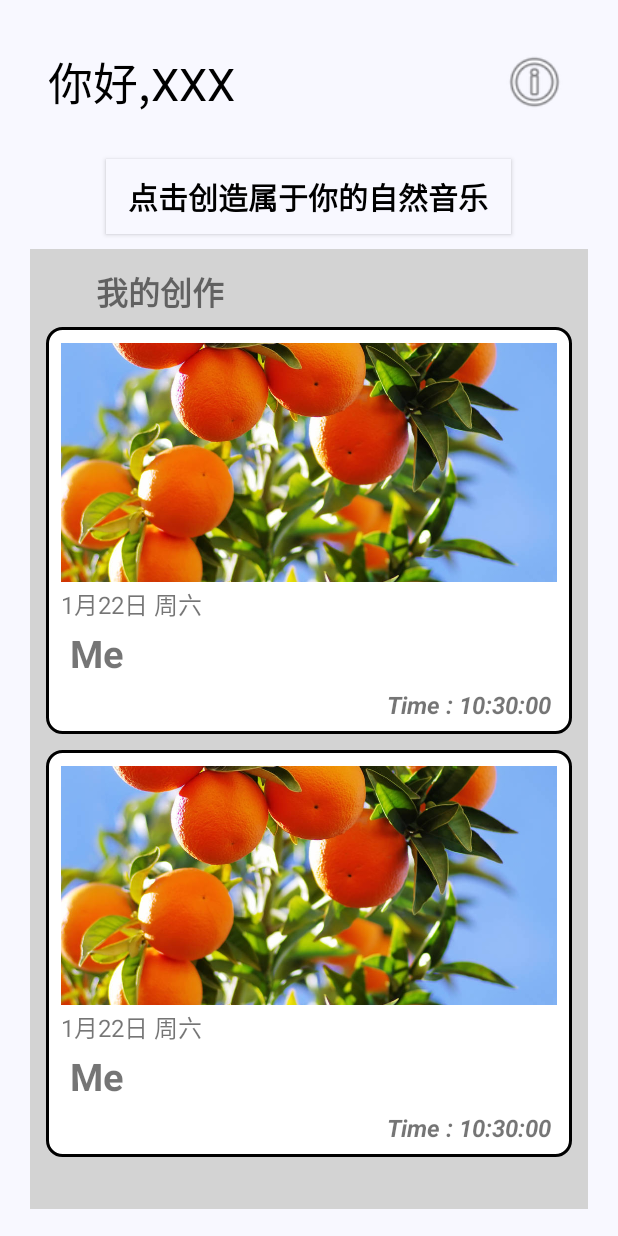
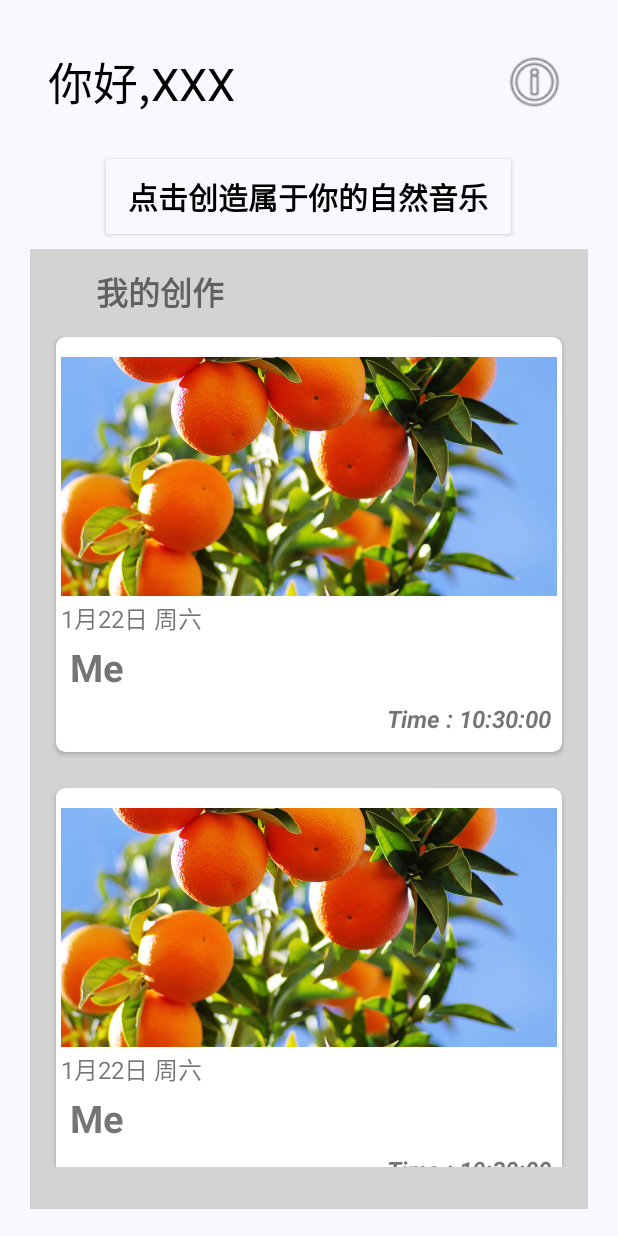
Before and after one commit to JunkFood02/Morii, an Android app: the screen it shows after launch (MainActivity), on a phone screen of 412 x 824 dp. Run offline under Robolectric (Android 15) with nearby library versions, the phone set to English and light mode, and no system bars.

Commit message:
Code refactor, modify cardview_item

```diff
--- a/app/src/main/java/com/hustunique/musica/design/IMixDesign.java
+++ b/app/src/main/java/com/hustunique/musica/design/MixContract.java
@@ -2,7 +2,7 @@ package com.hustunique.musica.design;
 
 import java.util.List;
 
-public interface IMixDesign {
+public interface MixContract {
         interface IPresenter {
 
             List<Integer> getList();
--- a/app/src/main/java/com/hustunique/musica/design/MixModel.java
+++ b/app/src/main/java/com/hustunique/musica/design/MixModel.java
@@ -1,4 +1,4 @@
 package com.hustunique.musica.design;
 
-public class MixModel implements IMixDesign.IModel{
+public class MixModel implements MixContract.IModel{
 }
--- a/app/src/main/java/com/hustunique/musica/design/MixPresenter.java
+++ b/app/src/main/java/com/hustunique/musica/design/MixPresenter.java
@@ -3,11 +3,11 @@ package com.hustunique.musica.design;
 import java.util.ArrayList;
 import java.util.List;
 
-public class MixPresenter implements IMixDesign.IPresenter{
-    private IMixDesign.IView view;
+public class MixPresenter implements MixContract.IPresenter{
+    private MixContract.IView view;
     private final List<Integer> list = new ArrayList<>();
 
-    MixPresenter(IMixDesign.IView view) {
+    MixPresenter(MixContract.IView view) {
         this.view = view;
         initWhiteNoise();
     }
--- a/app/src/main/java/com/hustunique/musica/design/WhiteNoiseAdapter.java
+++ b/app/src/main/java/com/hustunique/musica/design/WhiteNoiseAdapter.java
@@ -27,7 +27,7 @@ public class WhiteNoiseAdapter extends RecyclerView.Adapter<com.hustunique.music
     private View inflater;
 
     //构造方法，传入数据
-    public WhiteNoiseAdapter(Context context, IMixDesign.IPresenter presenter) {
+    public WhiteNoiseAdapter(Context context, MixContract.IPresenter presenter) {
         this.context = context;
         this.list = presenter.getList();
 
--- a/app/src/main/java/com/hustunique/musica/home/IHomePage.java
+++ b/app/src/main/java/com/hustunique/musica/home/HomePageContract.java
@@ -2,7 +2,7 @@ package com.hustunique.musica.home;
 
 import java.util.List;
 
-public interface IHomePage {
+public interface HomePageContract {
     public interface IPresenter
     {
         void getUI();
--- a/app/src/main/java/com/hustunique/musica/home/MainActivity.java
+++ b/app/src/main/java/com/hustunique/musica/home/MainActivity.java
@@ -14,9 +14,9 @@ import com.hustunique.musica.music.MusicSelectActivity;
 import java.util.List;
 
 
-public class MainActivity extends AppCompatActivity implements IHomePage.IView {
+public class MainActivity extends AppCompatActivity implements HomePageContract.IView {
 
-    private IHomePage.IPresenter presenter;
+    private HomePageContract.IPresenter presenter;
     private RecyclerView recyclerView;
     private MusicDiaryAdapter adapter;
 
--- a/app/src/main/java/com/hustunique/musica/home/ModelMain.java
+++ b/app/src/main/java/com/hustunique/musica/home/ModelMain.java
@@ -3,7 +3,7 @@ package com.hustunique.musica.home;
 import java.util.ArrayList;
 import java.util.List;
 
-public class ModelMain implements IHomePage.IModel{
+public class ModelMain implements HomePageContract.IModel{
     private List<MusicDiaryItem> list;
 
     @Override
--- a/app/src/main/java/com/hustunique/musica/home/PresenterMain.java
+++ b/app/src/main/java/com/hustunique/musica/home/PresenterMain.java
@@ -1,10 +1,10 @@
 package com.hustunique.musica.home;
 
-public class PresenterMain implements IHomePage.IPresenter {
-    IHomePage.IView view;
-    IHomePage.IModel model;
+public class PresenterMain implements HomePageContract.IPresenter {
+    HomePageContract.IView view;
+    HomePageContract.IModel model;
 
-    PresenterMain(IHomePage.IView iViewMain){
+    PresenterMain(HomePageContract.IView iViewMain){
         this.view = iViewMain;
         this.model = new ModelMain();
     }
--- a/app/src/main/java/com/hustunique/musica/music/MusicSelectActivity.java
+++ b/app/src/main/java/com/hustunique/musica/music/MusicSelectActivity.java
@@ -24,9 +24,9 @@ import androidx.recyclerview.widget.RecyclerView;
 import com.hustunique.musica.R;
 import com.hustunique.musica.design.MixActivity;
 
-public class MusicSelectActivity extends AppCompatActivity implements IMusicSelect.IView {
+public class MusicSelectActivity extends AppCompatActivity implements MusicSelectContract.IView {
 
-    private IMusicSelect.IPresenter presenter;
+    private MusicSelectContract.IPresenter presenter;
     private static final String TAG = "MusicSelectActivity";
     private TextView textView;
     private TextView Selected;
--- a/app/src/main/java/com/hustunique/musica/music/MusicSelectAdapter.java
+++ b/app/src/main/java/com/hustunique/musica/music/MusicSelectAdapter.java
@@ -7,7 +7,6 @@ import android.view.LayoutInflater;
 import android.view.View;
 import android.view.ViewGroup;
 import android.widget.ImageView;
-import android.widget.TextView;
 
 import androidx.annotation.NonNull;
 import androidx.recyclerview.widget.RecyclerView;
@@ -26,7 +25,7 @@ public class MusicSelectAdapter extends RecyclerView.Adapter<MusicSelectAdapter.
     private View inflater;
 
     //构造方法，传入数据
-    public MusicSelectAdapter(Context context, IMusicSelect.IPresenter presenter) {
+    public MusicSelectAdapter(Context context, MusicSelectContract.IPresenter presenter) {
         this.context = context;
         this.list = presenter.getMusicTabList();
 
--- a/app/src/main/java/com/hustunique/musica/music/IMusicSelect.java
+++ b/app/src/main/java/com/hustunique/musica/music/MusicSelectContract.java
@@ -2,7 +2,7 @@ package com.hustunique.musica.music;
 
 import java.util.List;
 
-public interface IMusicSelect {
+public interface MusicSelectContract {
     interface IPresenter {
         List<MusicTab> getMusicTabList();
         void switchMusic(int position);
--- a/app/src/main/res/layout/cardview_item.xml
+++ b/app/src/main/res/layout/cardview_item.xml
@@ -1,20 +1,29 @@
 <?xml version="1.0" encoding="utf-8"?>
-<LinearLayout xmlns:android="http://schemas.android.com/apk/res/android"
+<androidx.cardview.widget.CardView xmlns:android="http://schemas.android.com/apk/res/android"
     xmlns:app="http://schemas.android.com/apk/res-auto"
     xmlns:tools="http://schemas.android.com/tools"
-    android:orientation="vertical"
+    android:layout_width="match_parent"
+    android:layout_height="wrap_content"
+    android:layout_marginVertical="12dp"
+    android:layout_marginHorizontal="12dp"
+    app:cardCornerRadius="6dp"
+    android:foreground="?android:attr/selectableItemBackground"
+    android:clickable="true"
+    android:focusable="true">
+
+
+    <LinearLayout
+
         android:layout_width="wrap_content"
         android:layout_height="wrap_content"
-    android:background="@drawable/square"
-    android:layout_margin="5dp"
-    >
+        android:padding="3dp"
+        android:orientation="vertical">
 
 
         <ImageView
             android:id="@+id/imageView2"
             android:layout_width="match_parent"
-        android:layout_height="10dp"
-        />
+            android:layout_height="10dp" />
 
         <ImageView
             android:id="@+id/PhotoTitle"
@@ -39,8 +48,8 @@
             android:layout_height="38dp"
             android:layout_gravity="left"
             android:text=" 今天的空气是橘子味的"
-        android:textStyle="bold"
-        android:textSize="25sp" />
+            android:textSize="25sp"
+            android:textStyle="bold" />
 
         <TextView
             android:id="@+id/TextTime"
@@ -55,7 +64,7 @@
         <ImageView
             android:id="@+id/imageView3"
             android:layout_width="match_parent"
-        android:layout_height="5dp"
-        />
+            android:layout_height="5dp" />
 
     </LinearLayout>
+</androidx.cardview.widget.CardView>
```
Also changed, not shown: app/src/main/java/com/hustunique/musica/design/MixActivity.java (+2 -6 lines), app/src/main/java/com/hustunique/musica/music/MusicSelectPresenter.java (+3 -4 lines). Lines whose indentation alone changed are shown as unchanged.
